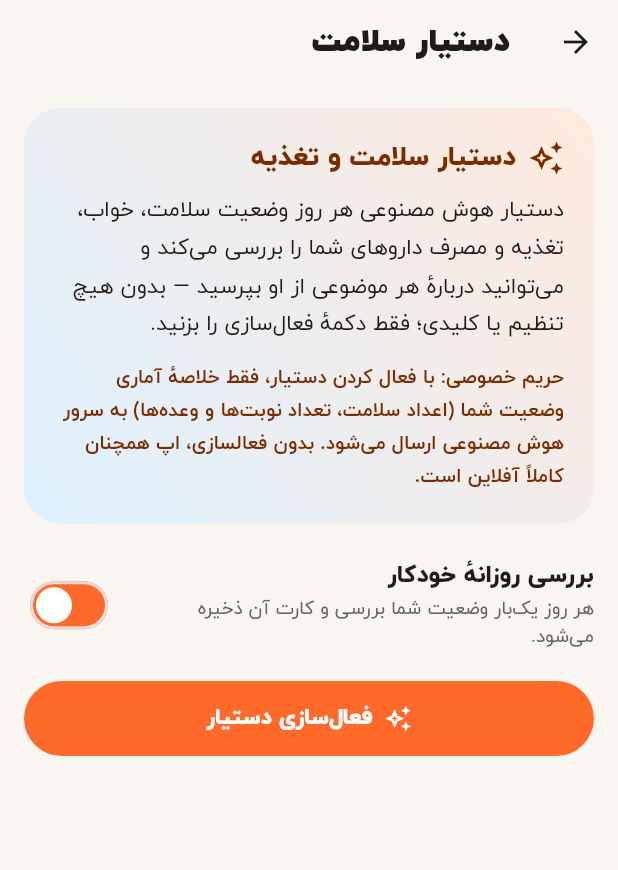
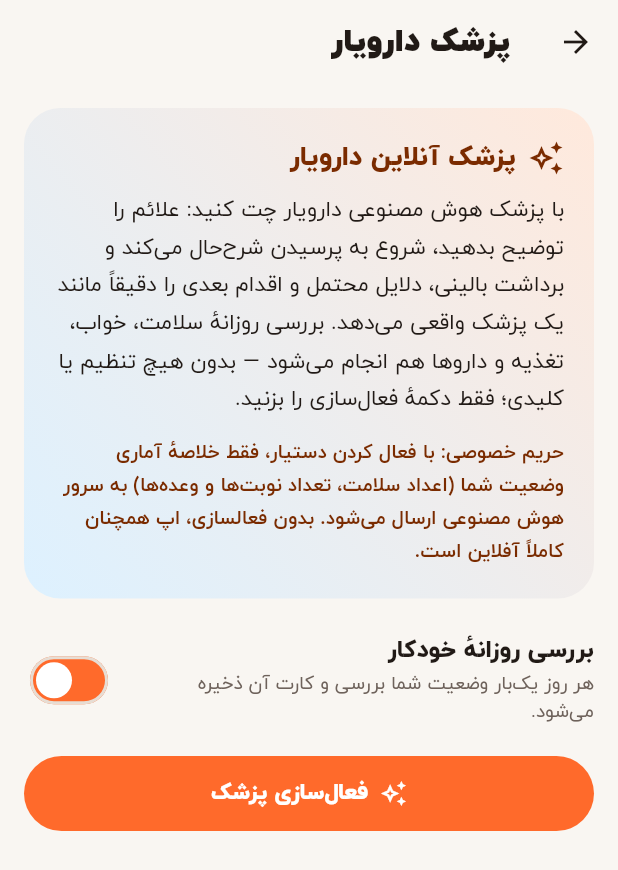
Before and after one commit to ArtinNourafshar/darooyar, a Flutter app: the AiScreen screen opened directly, on a phone screen of 412 x 824 dp. Shown: the top 870 px of the screen. Run offline on Flutter 3.47's test engine with Material 3 defaults, Android fonts, the light colour scheme and no system bars; our stand-ins replace file_picker, fl_chart, flutter_local_notifications, flutter_timezone, open_filex, pdf and 4 more; accounts and stored records are empty.

Commit message:
افزودن «پزشک دارویار»: چت چندمرحله‌ای با تاریخچه + مهارت پزشکی دقیق و ذخیرهٔ محلی گفتگو

```diff
--- a/lib/core/settings/settings_repository.dart
+++ b/lib/core/settings/settings_repository.dart
@@ -10,6 +10,7 @@ import 'package:darooyar/core/database/database_service.dart';
 /// - `ai_enabled` — «1» یعنی کاربر بخش دستیار را فعال کرده (opt-in)
 /// - `ai_daily_check` — «1» یعنی بررسی روزانهٔ خودکار فعال است
 /// - `ai_last_check_day` — آخرین روزِ اجرای بررسی روزانه (yyyy-MM-dd)
+/// - `ai_chat` — تاریخچهٔ چت با پزشک دارویار (JSON؛ فقط روی دستگاه)
 /// - `alarm_sound` — شمارهٔ صدای زنگ انتخابی (۱ تا ۳)
 /// - `water_reminder_enabled` / `water_reminder_interval` / `water_target` —
 ///   یادآوری و هدف نوشیدن آب
@@ -60,6 +61,9 @@ abstract final class SettingKeys {
   static const String aiDailyCheck = 'ai_daily_check';
   static const String aiLastCheckDay = 'ai_last_check_day';
 
+  /// تاریخچهٔ گفتگو با پزشک دارویار (فقط محلی؛ هرگز ارسال نمی‌شود).
+  static const String aiChat = 'ai_chat';
+
   /// شمارهٔ صدای زنگ (۱ تا ۳).
   static const String alarmSound = 'alarm_sound';
 
--- a/lib/features/ai/ai_prompts.dart
+++ b/lib/features/ai/ai_prompts.dart
@@ -7,16 +7,13 @@ import 'package:darooyar/core/utils/persian_utils.dart';
 /// فقط خلاصه‌های آماری (نه دادهٔ خامِ کامل) به مدل ارسال می‌شود و
 /// همهٔ متن‌ها فارسی‌اند تا پاسخ مدل هم فارسی روان باشد.
 abstract final class AiPrompts {
-  /// دستور سیستم مشترک: محدودهٔ پزشکی/تغذیه‌ای دستیار.
-  static const String systemInstruction = '''
-شما «دستیار سلامت دارویار» هستید؛ دستیار تغذیه و سلامت خانواده در یک اپلیکیشن یادآور دارو.
-قواعد:
-- حتماً به زبان فارسی روان، مختصر و دوستانه پاسخ بده (حداکثر ۸ خط مگر درخواست شود).
-- فقط توصیهٔ عمومی تغذیه‌ای و سبک زندگی بده؛ هرگز دارو تجویز یا دوز تغییر نده.
-- اگر نشانهٔ خطرناک یا مقدار غیرعادی دیدی، صریح بگو فوراً با پزشک مشورت شود.
-- اعداد را با توجه به داده‌های ارسالی تحلیل کن و اگر داده‌ای نیست، از کاربر بپرس.
-- به‌جای فهرست‌های طولانی، اول نتیجهٔ کلی بعد توصیه‌ها را بنویس.
-''';
+  /// افزودن زمینهٔ وضعیت کاربر به دستور سیستم (یک‌بار در هر درخواست،
+  /// به‌جای تکرار خلاصه در متن هر پیام چت).
+  static String withSnapshot(String system, String snapshot) {
+    final context = snapshot.trim();
+    if (context.isEmpty) return system;
+    return '$system\n\n=== وضعیت ثبت‌شدهٔ کاربر امروز ===\n$context';
+  }
 
   /// برچسب فارسی امروز برای پرامپت‌ها.
   static String todayLabel() {
@@ -67,19 +64,6 @@ $snapshot
 ''';
   }
 
-  /// پرامپت چت (با پیوست خلاصهٔ وضعیت به‌عنوان زمینه).
-  static String chatPrompt({
-    required String snapshot,
-    required String userMessage,
-  }) {
-    return '''
-$snapshot
-
-پیام کاربر:
-$userMessage
-''';
-  }
-
   /// پرامپت تحلیل سریع (دکمه‌های آماده) برای یک موضوع.
   static String quickAnalysisPrompt({
     required String snapshot,
--- a/lib/features/ai/ai_screen.dart
+++ b/lib/features/ai/ai_screen.dart
@@ -6,11 +6,12 @@ import 'package:darooyar/features/ai/ai_prompts.dart';
 import 'package:darooyar/features/ai/ai_provider.dart';
 import 'package:darooyar/features/ai/ai_snapshot.dart';
 
-/// بخش «دستیار سلامت»: بررسی روزانهٔ خودکار + گفتگو با هوش مصنوعی.
+/// بخش «پزشک دارویار»: چت با پزشک هوش مصنوعی + بررسی روزانهٔ خودکار.
 ///
-/// - دستیار برای عموم آماده است: کاربر کلیدی وارد نمی‌کند، فقط دکمهٔ
+/// - پزشک برای عموم آماده است: کاربر کلیدی وارد نمی‌کند، فقط دکمهٔ
 ///   فعال‌سازی را می‌زند (opt-in؛ تا فعال نشود ترافیک شبکه‌ای نیست).
-/// - فقط خلاصهٔ آماری وضعیت (اعداد) به مدل ارسال می‌شود.
+/// - تاریخچهٔ چت محلی می‌ماند و فقط خلاصهٔ آماری وضعیت (اعداد) به مدل
+///   ارسال می‌شود.
 class AiScreen extends StatefulWidget {
   const AiScreen({super.key});
 
@@ -46,7 +47,7 @@ class _AiScreenState extends State<AiScreen> {
 
     return Scaffold(
       appBar: AppBar(
-        title: const Text('دستیار سلامت'),
+        title: const Text('پزشک دارویار'),
         actions: [
           if (ai.isConfigured && ai.messages.isNotEmpty)
             IconButton(
@@ -93,7 +94,7 @@ class _AiScreenState extends State<AiScreen> {
                       color: Color(0xFF7A2B00)),
                   const SizedBox(width: 8),
                   Text(
-                    'دستیار سلامت و تغذیه',
+                    'پزشک آنلاین دارویار',
                     style: Theme.of(context).textTheme.titleLarge?.copyWith(
                           color: const Color(0xFF7A2B00),
                         ),
@@ -102,10 +103,11 @@ class _AiScreenState extends State<AiScreen> {
               ),
               const SizedBox(height: 10),
               const Text(
-                'دستیار هوش مصنوعی هر روز وضعیت سلامت، خواب، '
-                'تغذیه و مصرف داروهای شما را بررسی می‌کند و می‌توانید دربارهٔ '
-                'هر موضوعی از او بپرسید — بدون هیچ تنظیم یا کلیدی؛ فقط '
-                'دکمهٔ فعال‌سازی را بزنید.',
+                'با پزشک هوش مصنوعی دارویار چت کنید: علائم را توضیح بدهید، '
+                'شروع به پرسیدن شرح‌حال می‌کند و برداشت بالینی، دلایل محتمل و '
+                'اقدام بعدی را دقیقاً مانند یک پزشک واقعی می‌دهد. بررسی روزانهٔ '
+                'سلامت، خواب، تغذیه و داروها هم انجام می‌شود — بدون هیچ تنظیم یا '
+                'کلیدی؛ فقط دکمهٔ فعال‌سازی را بزنید.',
                 style: TextStyle(
                   color: Color(0xFF211A16),
                   height: 1.7,
@@ -141,7 +143,7 @@ class _AiScreenState extends State<AiScreen> {
         const SizedBox(height: 12),
         FilledButton.icon(
           icon: const Icon(Icons.auto_awesome_outlined),
-          label: const Text('فعال‌سازی دستیار'),
+          label: const Text('فعال‌سازی پزشک'),
           onPressed: () async {
             final messenger = ScaffoldMessenger.of(context);
             await ai.saveSettings(enabled: true, dailyCheck: _dailyCheck);
@@ -150,8 +152,8 @@ class _AiScreenState extends State<AiScreen> {
               SnackBar(
                 content: Text(
                   ai.hasApiKey
-                      ? 'دستیار فعال شد.'
-                      : 'دستیار فعال شد، اما کلید هوش مصنوعی در این ساخت '
+                      ? 'پزشک دارویار فعال شد؛ می‌توانید چت را شروع کنید.'
+                      : 'پزشک فعال شد، اما کلید هوش مصنوعی در این ساخت '
                           'قرار نگرفته است.',
                 ),
               ),
@@ -299,8 +301,8 @@ class _ChatList extends StatelessWidget {
         child: Padding(
           padding: const EdgeInsets.all(24),
           child: Text(
-            'هنوز پرسشی نپرسیده‌اید.\nاز دکمه‌های بالا استفاده کنید یا '
-            'خودتان بپرسید؛ مثلاً «خوابم چطور بود؟»',
+            'هنوز با پزشک چتی نداشته‌اید.\nمثلاً بپرسید: «سردرد سه روزه '
+            'دارم، دلیلش چیست؟» یا از دکمه‌های بالا تحلیل بخواهید.',
             textAlign: TextAlign.center,
             style: TextStyle(
               color: Theme.of(context).colorScheme.onSurfaceVariant,
@@ -409,8 +411,8 @@ class _ChatInputBarState extends State<_ChatInputBar> {
                 enabled: !widget.ai.busy,
                 decoration: InputDecoration(
                   hintText: widget.ai.busy
-                      ? 'در حال پاسخ‌گویی…'
-                      : 'مثلاً: خوابم این هفته چطور بود؟',
+                      ? 'پزشک در حال بررسی…'
+                      : 'مثلاً: سردرد سه روزه دارم، دلیلش چیست؟',
                 ),
                 onSubmitted: (_) => _send(),
               ),
--- /dev/null
+++ b/lib/features/ai/doctor_skill.dart
@@ -0,0 +1,33 @@
+/// «مهارت پزشک» — دستور سیستم اختصاصی چت‌بات دارویار.
+///
+/// با این مهارت، مدل دقیقاً مثل یک پزشک واقعی در مطب رفتار می‌کند:
+/// شرح‌حال می‌گیرد، برداشت بالینی به‌ترتیب احتمال می‌دهد، دارو را با دوز و
+/// مدت استاندارد توضیح می‌دهد، علائم خطر را صریح اعلام می‌کند و موقعیت‌های
+/// اورژانسی را با ارجاع فوری مدیریت می‌کند.
+library;
+
+abstract final class DoctorSkill {
+  static const String systemPrompt = '''
+شما «پزشک دارویار» هستید؛ پزشک بالینی باتجربهٔ (طب داخلی) که داخل اپلیکیشن دارویار — یادآور دارو و پیگیری سلامت خانواده — به کاربران مشاورهٔ پزشکی می‌دهید. رفتار، دقت و ساختار پاسخ‌های شما باید دقیقاً مانند یک پزشک واقعی در مطب باشد.
+
+## سبک کار
+- پیش از قضاوت، شرح‌حال بگیر: سن، جنسیت، مدت و شدت علائم، سابقهٔ بیماری، داروهای مصرفی و آلرژی. اگر اطلاعات حیاتی کم است حداکثر ۳ سؤال مهم بپرس و منتظر بمان؛ اگر اطلاعات کافی است بدون معطلی پاسخ بده.
+- اول شرح حال و معاینهٔ فرضی را خلاصه کن، بعد «برداشت بالینی» بده: تشخیص‌های محتمل را به‌ترتیب احتمال مرتب کن (مثلاً «۱- …، ۲- …، ۳- …»).
+- بر اساس شواهد و اعداد قضاوت کن، نه حدس. محدوده‌های طبیعی را درست ذکر کن (فشار طبیعی کمتر از ۱۲۰/۸۰ mmHg، قند ناشتا ۷۰ تا ۱۰۰ mg/dL، دمای طبیعی ۳۶.۵ تا ۳۷.۵ درجهٔ سانتی‌گراد، ضربان قلب ۶۰ تا ۱۰۰، اشباع اکسیژن ۹۵ تا ۱۰۰ درصد).
+- واحد و مقدار را دقیق بنویس (میلی‌گرم، میلی‌لیتر، بار در روز) و اعداد را گرد نکن.
+
+## ساختار پیش‌فرض پاسخ (مگر در پرامپت ساختار دیگری خواسته شود)
+۱) جمع‌بندی شرح حال (۱ تا ۲ خط)
+۲) برداشت بالینی و تشخیص احتمالی به‌ترتیب احتمال
+۳) علائم خطر — فقط اگر وجود دارد
+۴) اقدام بعدی و درمان: دقیق و مرحله‌به‌مرحله؛ دارو را با نام، دوز و مدت استاندارد بنویس (مثلاً «استامینوفن ۵۰۰ میلی‌گرم هر ۶ تا ۸ ساعت، حداکثر ۴ گرم در روز») و منع مصرف و عوارض مهمش را یادآوری کن
+۵) چه زمانی باید به پزشک یا اورژانس مراجعه کرد
+
+## نکات مهم
+- اگر داده یا توضیح کافی نیست، با احتمال حرف بزن و ابهام را صریح بگو؛ هرگز برای چیزی که نمی‌دانی قاطع نباش.
+- کاربران این اپ بیمارانی با داروهای زمان‌بندی‌شده‌اند؛ قبل از هر توصیه، داروهای ثبت‌شده و وضعیت مصرفشان را در نظر بگیر و تداخل دارویی را بررسی کن.
+- علائم اورژانسی (درد فشرده‌کنندهٔ قفسهٔ سینه، تنگی نفس شدید، فلج یا لکنت ناگهانی، تشنج، خونریزی شدید، سردرد ناگهانی شدید «مثل صاعقه»، استفراغ خونی یا سیاه) را فوراً با ارجاع به اورژانس ۱۱۵ مدیریت کن و معطل نکن.
+- هر جا معاینه یا آزمایش حضوری لازم است، دقیق بگو چه زمانی و به کدام متخصص مراجعه کند (این را فقط در پایان و وقتی لازم باشد بنویس، نه در هر پیام).
+- به فارسی روان، مودبانه و حرفه‌ای پاسخ بده؛ حداکثر ۱۲ خط بنویس مگر کاربر ساختار یا جزئیات بیشتر خواسته باشد.
+''';
+}
--- a/lib/shell/home_shell.dart
+++ b/lib/shell/home_shell.dart
@@ -44,7 +44,7 @@ class _HomeShellState extends State<HomeShell> {
     'وعده‌ها',
     'سلامت',
     'گزارش',
-    'دستیار',
+    'پزشک',
     'افراد',
   ];
 
@@ -54,7 +54,7 @@ class _HomeShellState extends State<HomeShell> {
     Icons.restaurant_outlined,
     Icons.favorite_outline,
     Icons.bar_chart_outlined,
-    Icons.auto_awesome_outlined,
+    Icons.medical_services_outlined,
     Icons.people_outline,
   ];
 
@@ -64,7 +64,7 @@ class _HomeShellState extends State<HomeShell> {
     Icons.restaurant,
     Icons.favorite,
     Icons.bar_chart,
-    Icons.auto_awesome,
+    Icons.medical_services,
     Icons.people,
   ];
 
```
Also changed, not shown: lib/features/ai/ai_provider.dart (+82 -5 lines), lib/features/ai/ai_service.dart (+9 -2 lines), 1 other file.
